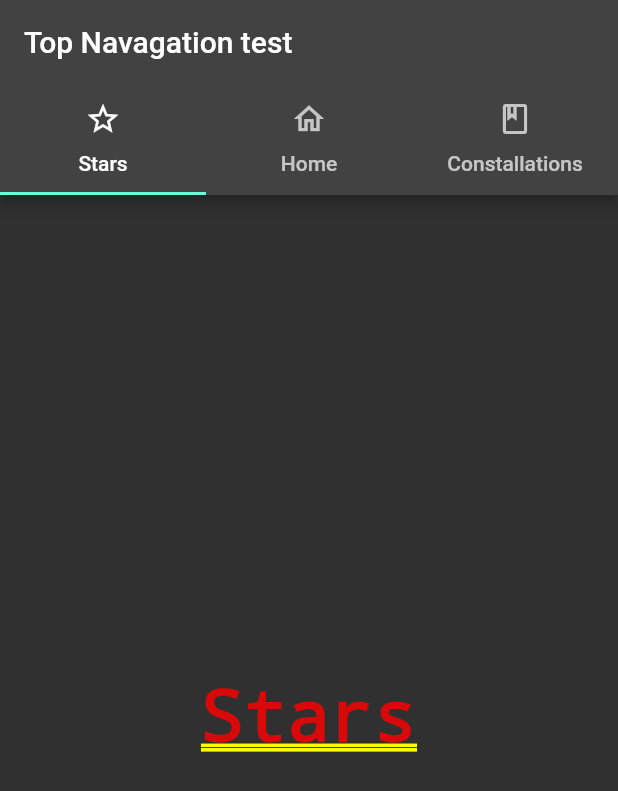
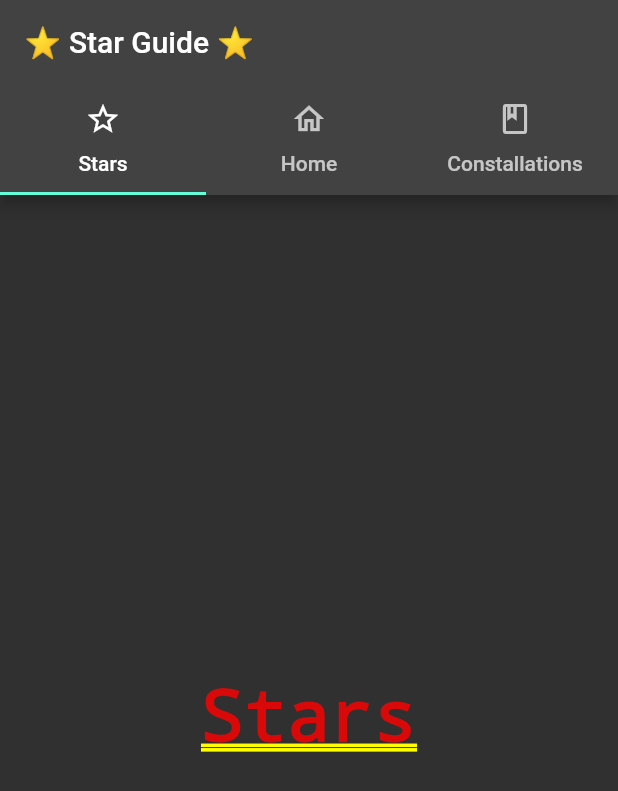
Before and after one commit to whipplejohn/StarGuide, a Flutter app: the screen it shows after launch, on a phone screen of 412 x 824 dp. Shown: the top 791 px of the screen. Run offline on Flutter 3.47's test engine with Material 2 defaults, Android fonts, the phone set to English and light mode, and no system bars; our stand-ins replace sqflite; accounts and stored records are empty.

Commit message:
update files

```diff
--- a/App/lib/homePage/homeTopBar.dart
+++ b/App/lib/homePage/homeTopBar.dart
@@ -1,6 +1,7 @@
 //https://www.youtube.com/watch?v=z9d7c3W_evM
 //you can change to bottom just look at video
 import 'package:flutter/material.dart';
+import 'package:star_guide/homePage/tabs/starsPage.dart';
 
 class HomeScreen extends StatefulWidget {
   const HomeScreen({super.key});
@@ -20,7 +21,7 @@ class _HomeScreenState extends State<HomeScreen> {
       length: 3,
       child: Scaffold(
         appBar: AppBar(
-          title: Text("Top Navagation test"),
+          title: Text("⭐️ Star Guide ⭐️"),
           bottom: TabBar(
             tabs: [
               Tab(text: "Stars", icon: Icon(Icons.star_outline)),               //Tab1
@@ -31,9 +32,13 @@ class _HomeScreenState extends State<HomeScreen> {
         ),
         body: TabBarView(
           children: [
-            MaterialApp(home: Center(child: Text("Stars")),),
+            // MaterialApp(home: Center(child: Text("Stars")),),
+            StarPage(),   //use this line of code instead of the one on top
+                          //this method is so we can code the page somewhere else
             MaterialApp(home: Center(child: Text("Home")),),
+            //HomePage(),
             MaterialApp(home: Center(child: Text("Constallations")),),
+            //ConstalPage(),
           ]),
       )
     );
--- /dev/null
+++ b/App/lib/homePage/tabs/homePage.dart
@@ -0,0 +1,13 @@
+import 'package:flutter/material.dart';
+
+class HomePage extends StatelessWidget {
+  // This widget is the root of your application.
+  @override
+  Widget build(BuildContext context) {
+    return MaterialApp(
+
+      home: Center(child: Text("Home")),
+
+    );
+  }
+}
--- /dev/null
+++ b/App/lib/homePage/tabs/starsPage.dart
@@ -0,0 +1,13 @@
+import 'package:flutter/material.dart';
+
+class StarPage extends StatelessWidget {
+  // This widget is the root of your application.
+  @override
+  Widget build(BuildContext context) {
+    return MaterialApp(
+
+      home: Center(child: Text("Stars")),
+
+    );
+  }
+}
```
